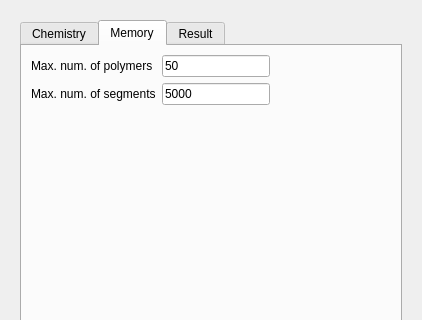
jorge-ramirez-upm/RepTate, file RepTate/gui/bob_gen_poly.ui: the form before one commit; both pictures show x 0 to 422 and y 0 to 320 of the 422 by 568 pixel window.
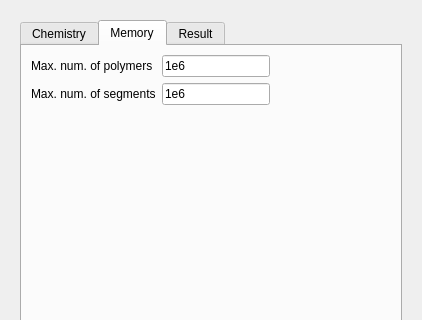
The form after the commit. The open tabs and pages were chosen to show the change.

```diff
--- a/RepTate/gui/bob_gen_poly.ui
+++ b/RepTate/gui/bob_gen_poly.ui
@@ -304,7 +304,7 @@
                <set>Qt::ImhDigitsOnly</set>
               </property>
               <property name="text">
-               <string>50</string>
+               <string>1e6</string>
               </property>
              </widget>
             </item>
@@ -336,7 +336,7 @@
                <set>Qt::ImhDigitsOnly</set>
               </property>
               <property name="text">
-               <string>5000</string>
+               <string>1e6</string>
               </property>
              </widget>
             </item>
```
Left out of the diff: 2 changed lines with no effect on the pictures.
